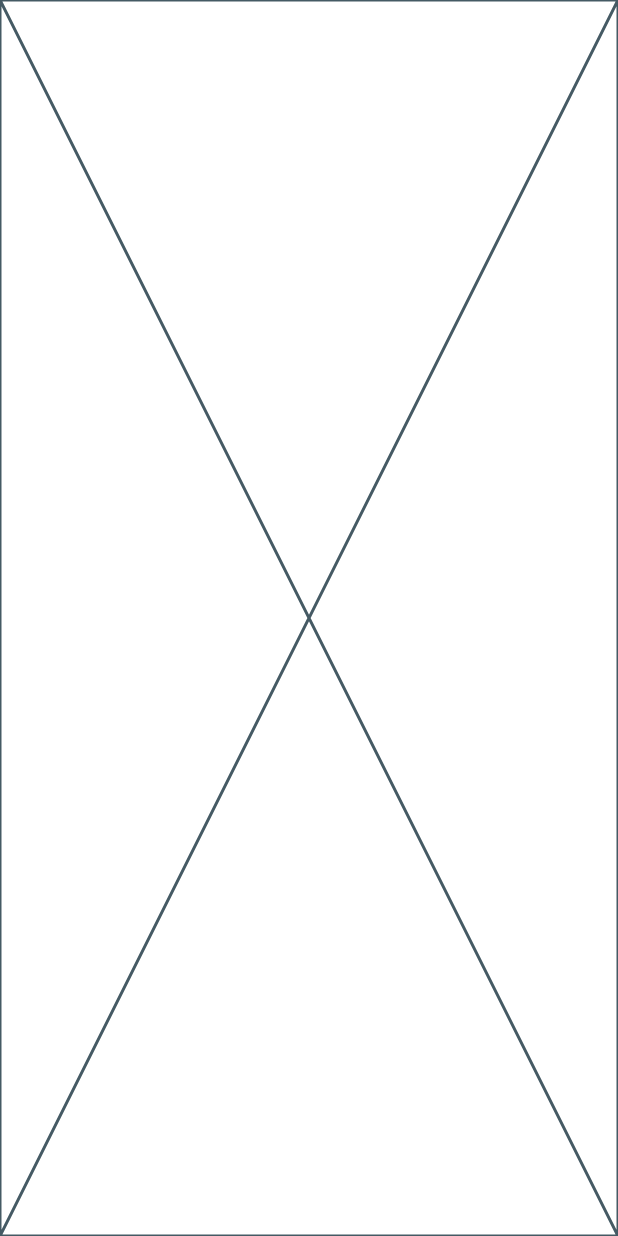
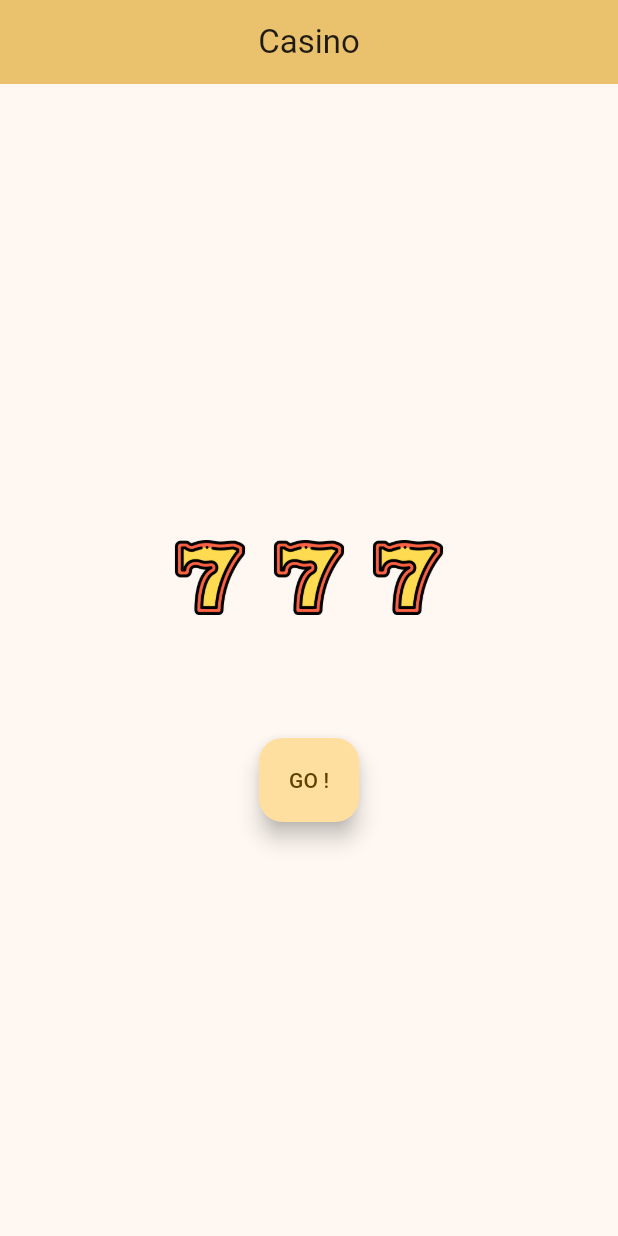
Before and after one commit to ValDev99/Flutter-Casino, a Flutter app: the screen it shows after launch, on a phone screen of 412 x 824 dp. Run offline on Flutter 3.47's test engine with Material 3 defaults, Android fonts, the phone set to English and light mode, and no system bars.

Commit message:
feat: add all code

```diff
--- /dev/null
+++ b/lib/bandit.dart
@@ -0,0 +1,86 @@
+import 'package:flutter/material.dart';
+import 'dart:math';
+
+class Casino extends StatefulWidget {
+  const Casino({super.key, required this.title});
+
+  final String title;
+
+  @override
+  State<Casino> createState() => _CasinoState();
+}
+
+class _CasinoState extends State<Casino> {
+  final List<String> _icons = [
+    'images/bar.png',
+    'images/cerise.png',
+    'images/cloche.png',
+    'images/diamant.png',
+    'images/fer-a-cheval.png',
+    'images/pasteque.png',
+    'images/sept.png',
+  ];
+
+  List<String> _selectedIcons = [
+    'images/sept.png',
+    'images/sept.png',
+    'images/sept.png',
+  ];
+
+  String _message = '';
+
+  void _retryGame() {
+    setState(() {
+      final random = Random();
+      _selectedIcons = List.generate(3, (index) => _icons[random.nextInt(_icons.length)]);
+
+      if (_selectedIcons[0] == _selectedIcons[1] && _selectedIcons[1] == _selectedIcons[2]) {
+        if (_selectedIcons[0] == 'assets/sept.png') {
+          _message = 'INCREDIBLE JACKPOT 777 🎉🎉🎉';
+        } else {
+          _message = 'Jackpot !';
+        }
+      } else {
+        _message = 'You lost money again, try to take it back !';
+      }
+    });
+  }
+
+  @override
+  Widget build(BuildContext context) {
+    return Scaffold(
+      appBar: AppBar(
+        backgroundColor: Theme.of(context).colorScheme.inversePrimary,
+        title: Text(widget.title),
+        centerTitle: true,
+      ),
+      body: Column(
+        mainAxisAlignment: MainAxisAlignment.center,
+        children: <Widget>[
+          const SizedBox(height: 20),
+          Row(
+            mainAxisAlignment: MainAxisAlignment.center,
+            children: _selectedIcons.map((iconPath) {
+              return Padding(
+                padding: const EdgeInsets.all(8.0),
+                child: Image.asset(iconPath, width: 50, height: 50), // Affichage des icônes
+              );
+            }).toList(),
+          ),
+          const SizedBox(height: 20),
+          Text(
+            _message,
+            style: const TextStyle(fontSize: 24, fontWeight: FontWeight.bold),
+          ),
+          const SizedBox(height: 20),
+          Center(
+            child: FloatingActionButton.extended(
+              onPressed: _retryGame,
+              label: const Text('GO !'),
+            ),
+          ),
+        ],
+      ),
+    );
+  }
+}
--- a/lib/main.dart
+++ b/lib/main.dart
@@ -1,19 +1,23 @@
 import 'package:flutter/material.dart';
+import 'bandit.dart';
 
 void main() {
-  runApp(const Casino());
+  runApp(const MyApp());
 }
 
-class Casino extends StatefulWidget {
-  const Casino({super.key});
+class MyApp extends StatelessWidget {
+  const MyApp({super.key});
 
   @override
-  State<Casino> createState() => _CasinoState();
-}
-
-class _CasinoState extends State<Casino> {
-  @override
   Widget build(BuildContext context) {
-    return const Placeholder();
+    return MaterialApp(
+      title: 'Casino',
+      debugShowCheckedModeBanner: false,
+      theme: ThemeData(
+        colorScheme: ColorScheme.fromSeed(seedColor: Colors.yellow.shade700),
+        useMaterial3: true,
+      ),
+      home: const Casino(title: 'Casino'),
+    );
   }
 }
--- a/pubspec.yaml
+++ b/pubspec.yaml
@@ -60,7 +60,7 @@ flutter:
 
   # To add assets to your application, add an assets section, like this:
   assets:
-      - assets
+      - images/
   #   - images/a_dot_burr.jpeg
   #   - images/a_dot_ham.jpeg
 
```
Also changed, not shown: images/bar.png (renamed from assets/bar.png), images/cerise.png (renamed from assets/cerise.png), images/cloche.png (renamed from assets/cloche.png), images/diamant.png (renamed from assets/diamant.png), images/fer-a-cheval.png (renamed from assets/fer-a-cheval.png), images/pasteque.png (renamed from assets/pasteque.png), images/sept.png (renamed from assets/sept.png), 1 other file.
